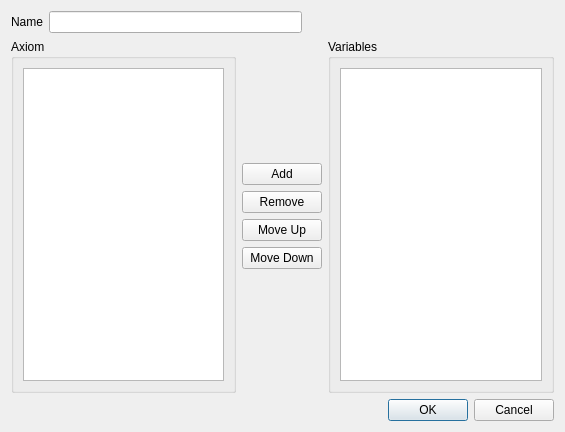
Before: the Qt Designer form DialogCreateAxiom.ui in jaxfrank/L-System-Designer, drawn with Qt 5.
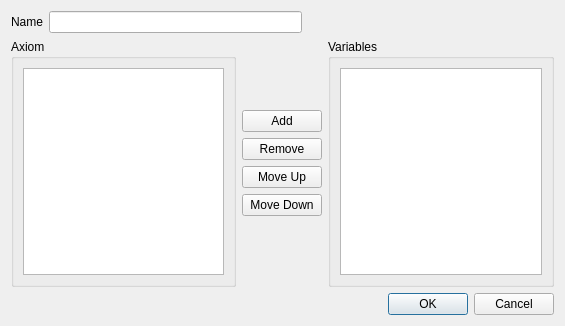
After: the same form once the commit is applied.

Patch:
```diff
--- a/DialogCreateAxiom.ui
+++ b/DialogCreateAxiom.ui
@@ -7,7 +7,7 @@
     <x>0</x>
     <y>0</y>
     <width>565</width>
-    <height>432</height>
+    <height>326</height>
    </rect>
   </property>
   <property name="windowTitle">
@@ -132,7 +132,7 @@
      <item>
       <widget class="QLabel" name="lblErrorMessage">
        <property name="text">
-        <string> </string>
+        <string/>
        </property>
       </widget>
      </item>
```
Left out of the diff: 5 changed lines with no effect on the pictures.
